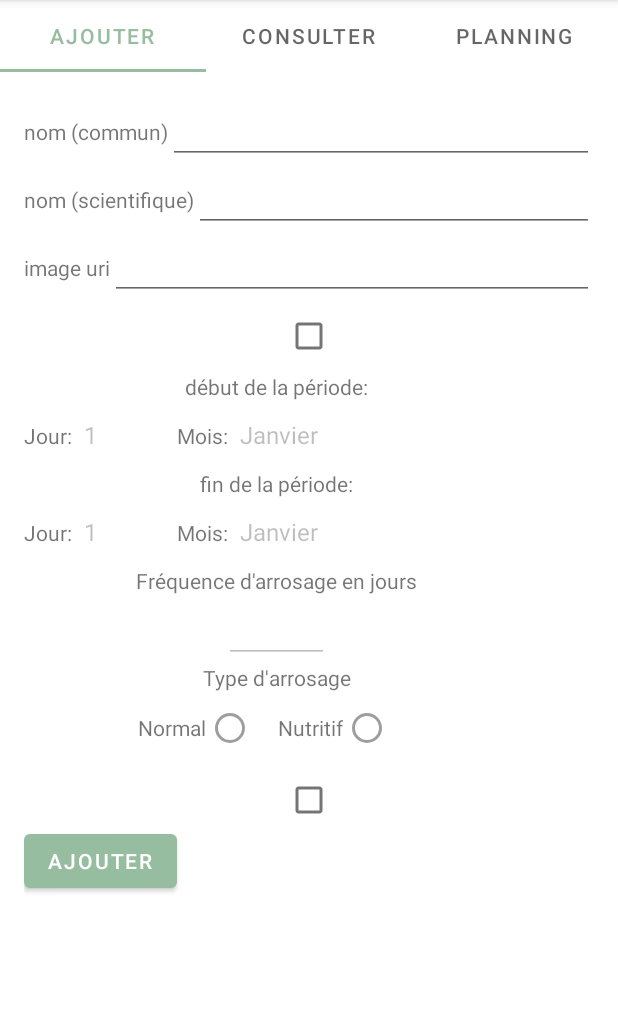
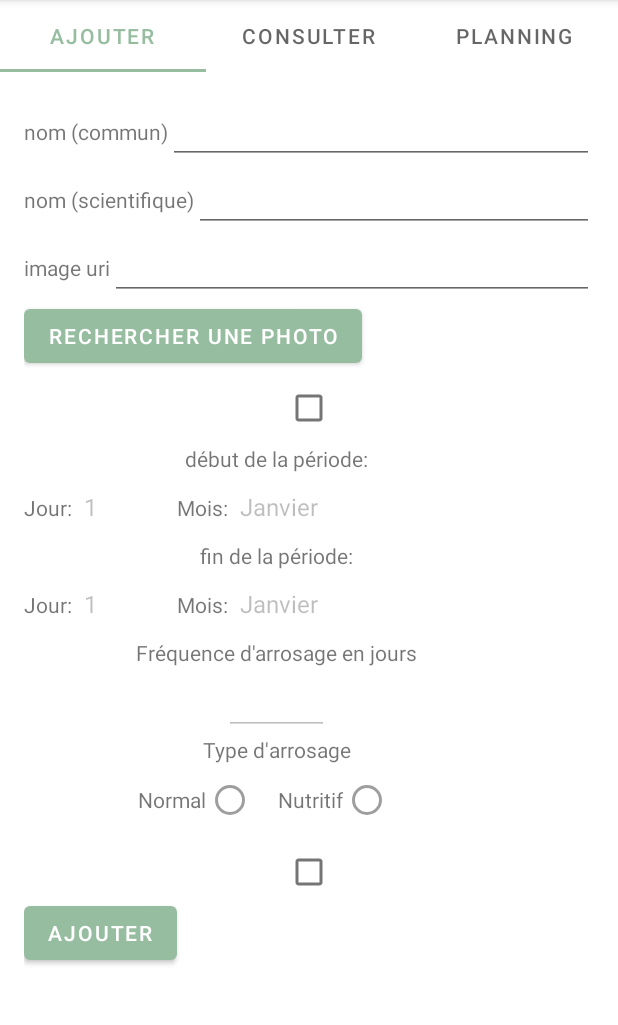
Before and after one commit to harmonySD/app_mobile, an Android app: the screen it shows after launch (MainActivity), on a phone screen of 412 x 824 dp, the part 84-1109 px from its top. Run offline under Robolectric (Android 15) with nearby library versions, the phone set to English and light mode, and no system bars.

Commit message:
bouton cherche photo

```diff
--- a/app/src/main/AndroidManifest.xml
+++ b/app/src/main/AndroidManifest.xml
@@ -1,6 +1,7 @@
 <?xml version="1.0" encoding="utf-8"?>
 <manifest xmlns:android="http://schemas.android.com/apk/res/android"
     package="m1.pmob.veget_eau">
+    <uses-permission android:name="android.permission.READ_EXTERNAL_STORAGE"/>
 
     <application
         android:allowBackup="false"
--- a/app/src/main/res/layout/fragment_ajouter.xml
+++ b/app/src/main/res/layout/fragment_ajouter.xml
@@ -54,6 +54,19 @@
             android:layout_height="wrap_content"
             android:id="@+id/ed_uri"/>
     </LinearLayout>
+    <LinearLayout
+        android:layout_width="match_parent"
+        android:layout_height="wrap_content"
+        android:orientation="horizontal">
+        <Button
+            android:layout_width="wrap_content"
+            android:layout_height="wrap_content"
+            android:text="rechercher une photo"/>
+        <ImageView
+            android:layout_width="match_parent"
+            android:layout_height="wrap_content"
+            android:id="@+id/imgPhoto"/>
+    </LinearLayout>
 
     <ScrollView
         android:layout_width="match_parent"
```
